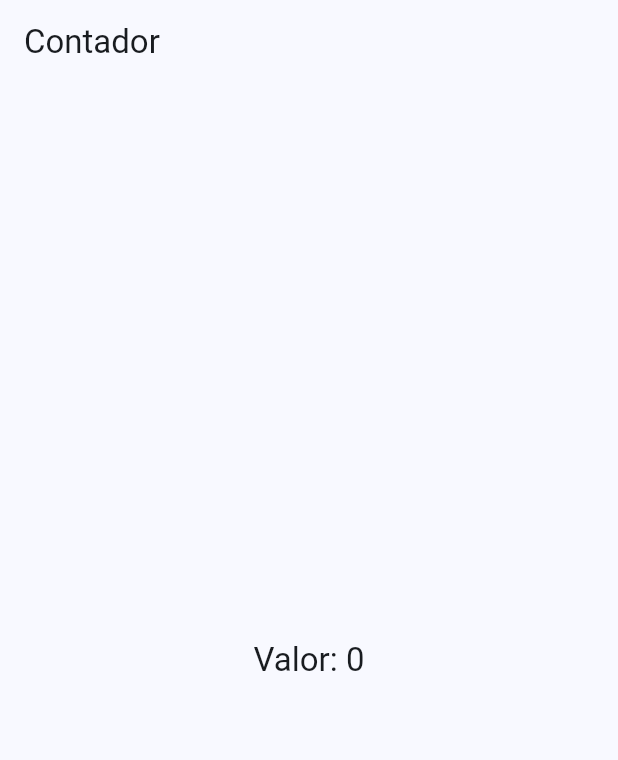
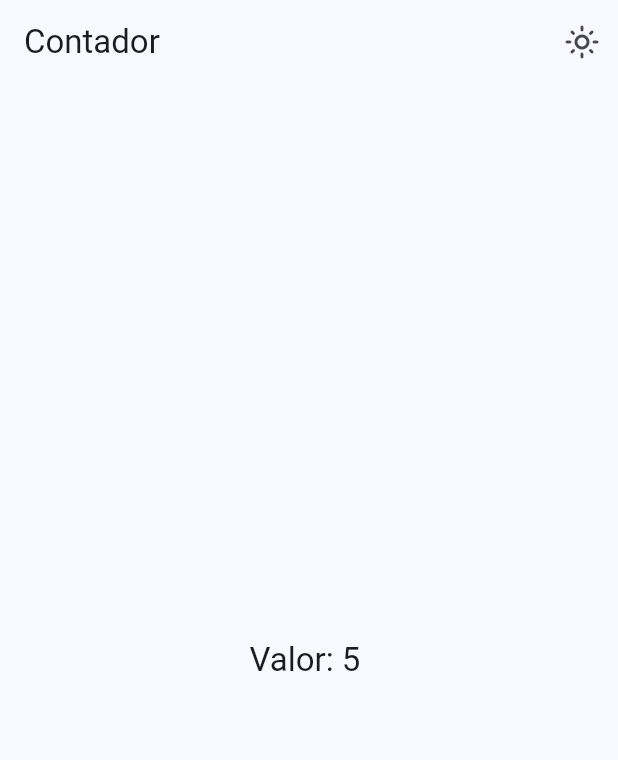
Before and after one commit to MatiasJoaquinAlfonso/widgets_app, a Flutter app: the CounterScreen screen opened by its route, on a phone screen of 412 x 824 dp. Shown: the top 760 px of the screen. Run offline on Flutter 3.47's test engine with Material 3 defaults, Android fonts, the phone set to English and light mode, and no system bars; our stand-ins replace animate_do, flutter_riverpod, go_router.

Commit message:
riverpod y pantalla para cambiar colores

```diff
--- a/lib/config/router/app_router.dart
+++ b/lib/config/router/app_router.dart
@@ -64,6 +64,11 @@ final appRouter = GoRouter(
       name: CounterScreen.name,
       builder: (context, state) => const CounterScreen()
     ),
+    GoRoute(
+      path: '/theme-changer',
+      name: ThemeChangerScreen.name,
+      builder: (context, state) => const ThemeChangerScreen()
+    ),
   ],
 
 );
--- /dev/null
+++ b/lib/presentation/providers/counter_provider.dart
@@ -0,0 +1,3 @@
+import 'package:flutter_riverpod/flutter_riverpod.dart';
+
+final counterProvider = StateProvider((ref) => 5);
--- /dev/null
+++ b/lib/presentation/providers/theme_provider.dart
@@ -0,0 +1,8 @@
+//Estado => isDarkmodeProvider = boolean
+import 'package:flutter_riverpod/flutter_riverpod.dart';
+import 'package:widgets_app/config/theme/app_theme.dart';
+
+final isDarkmodeProvider = StateProvider((ref) => false);
+
+// Listado de colores inmutables (nunca se puede cambiar)
+final colorListProvider = Provider((ref) => colorList);
--- a/lib/presentation/screens/counter/counter_screen.dart
+++ b/lib/presentation/screens/counter/counter_screen.dart
@@ -1,23 +1,43 @@
 import 'package:flutter/material.dart';
+import 'package:flutter_riverpod/flutter_riverpod.dart';
+import 'package:widgets_app/presentation/providers/counter_provider.dart';
+import 'package:widgets_app/presentation/providers/theme_provider.dart';
 
-class CounterScreen extends StatelessWidget {
+class CounterScreen extends ConsumerWidget {
   static const String name = 'counter_screen';
-  final int count = 0;
+
   const CounterScreen({super.key});
 
   @override
-  Widget build(BuildContext context) {
+  Widget build(BuildContext context, WidgetRef ref) {
+    final int clickCounter = ref.watch(counterProvider);
+    final bool isDarkMode = ref.watch(isDarkmodeProvider);
+
     return Scaffold(
-      appBar: AppBar(title: Text('Contador')),
+      appBar: AppBar(
+        title: Text('Contador'),
+        actions: [
+          IconButton(
+            icon: Icon( isDarkMode ? Icons.dark_mode_outlined : Icons.light_mode_outlined),
+            onPressed: () {
+              ref.read(isDarkmodeProvider.notifier).update((isDarkMode) => !isDarkMode);
+            },
+          ),
+        ],
+      ),
       body: Center(
-        child: Text('Valor: $count', style: Theme.of(context).textTheme.titleLarge,),
+        child: Text(
+          'Valor: $clickCounter ',
+          style: Theme.of(context).textTheme.titleLarge,
+        ),
       ),
 
       floatingActionButton: FloatingActionButton(
         child: Icon(Icons.add),
-        onPressed: (){
-
-        }
+        onPressed: () {
+          //ref.read(counterProvider.notifier).update((state) => state + 1);
+          ref.read(counterProvider.notifier).state++;
+        },
       ),
     );
   }
--- a/lib/presentation/screens/screens.dart
+++ b/lib/presentation/screens/screens.dart
@@ -1,3 +1,5 @@
+
+
 
 export 'package:widgets_app/presentation/screens/animated/animated_screen.dart';
 export 'package:widgets_app/presentation/screens/app_tutorial/app_tutorial_screen.dart';
@@ -8,4 +10,5 @@ export 'package:widgets_app/presentation/screens/home/home_screen.dart';
 export 'package:widgets_app/presentation/screens/infinite_scrol/infinite_scroll_screen.dart';
 export 'package:widgets_app/presentation/screens/progress/progress_screen.dart';
 export 'package:widgets_app/presentation/screens/snackbar/snackbar_screen.dart';
+export 'package:widgets_app/presentation/screens/theme_changer/theme_changer_screen.dart';
 export 'package:widgets_app/presentation/screens/ui_controls/ui_controls_screen.dart';
--- a/lib/presentation/widgets/side_menu.dart
+++ b/lib/presentation/widgets/side_menu.dart
@@ -1,4 +1,4 @@
-import 'dart:io';
+//import 'dart:io';
 
 import 'package:flutter/material.dart';
 import 'package:go_router/go_router.dart';
--- a/pubspec.yaml
+++ b/pubspec.yaml
@@ -10,6 +10,7 @@ dependencies:
   animate_do: ^4.2.0
   flutter:
     sdk: flutter
+  flutter_riverpod: ^2.6.1
   go_router: ^14.8.1
 
 dev_dependencies:
```
Also changed, not shown: lib/config/menu/menu_items.dart (+7 -0 lines), lib/main.dart (+6 -1 lines), lib/presentation/screens/theme_changer/theme_changer_screen.dart (added, +56 -0 lines), pubspec.lock.
